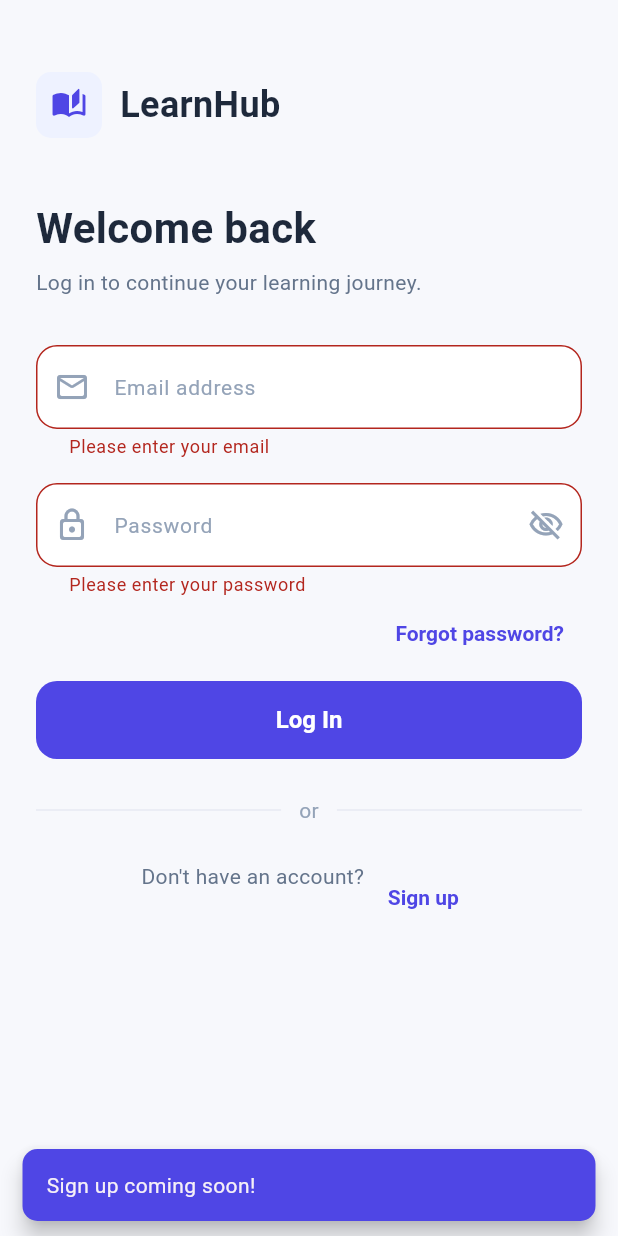
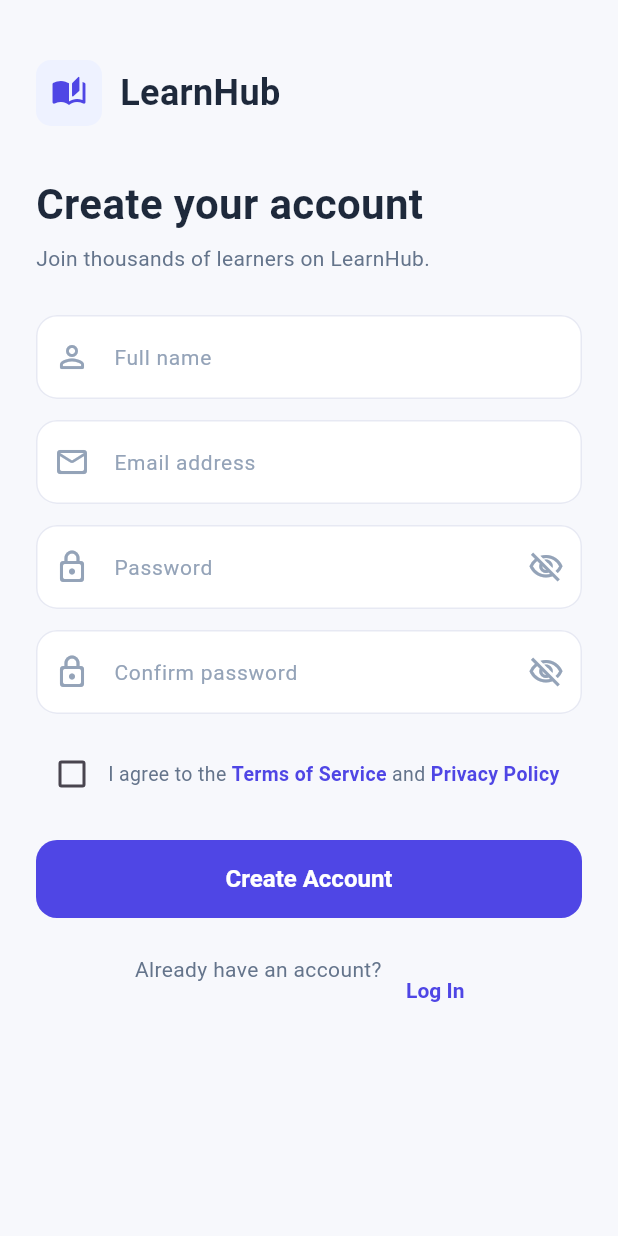
Before and after one commit to kutikantiyashwanth/LearnHub, a Flutter app: the screen it shows after launch, after a tap on "Log In", after a tap on "Sign up", on a phone screen of 412 x 824 dp. Run offline on Flutter 3.47's test engine with Material 3 defaults, Android fonts, the phone set to English and light mode, and no system bars.

Commit message:
feat: add Sign Up screen with full form validation and navigation

```diff
--- a/lib/main.dart
+++ b/lib/main.dart
@@ -4,6 +4,7 @@ import 'screens/home_screen.dart';
 import 'screens/login_screen.dart';
 import 'screens/program_detail_screen.dart';
 import 'screens/program_list_screen.dart';
+import 'screens/signup_screen.dart';
 import 'theme/app_theme.dart';
 
 void main() => runApp(const LearnHubApp());
@@ -22,6 +23,8 @@ class LearnHubApp extends StatelessWidget {
         switch (settings.name) {
           case '/login':
             return _fade(const LoginScreen());
+          case '/signup':
+            return _fade(const SignUpScreen());
           case '/home':
             return _fade(const HomeScreen());
           case '/programs':
--- a/lib/screens/login_screen.dart
+++ b/lib/screens/login_screen.dart
@@ -296,13 +296,6 @@ class _LoginScreenState extends State<LoginScreen> {
   }
 
   void _showSignUp() {
-    ScaffoldMessenger.of(context).showSnackBar(
-      SnackBar(
-        content: const Text('Sign up coming soon!'),
-        backgroundColor: AppColors.primary,
-        behavior: SnackBarBehavior.floating,
-        shape: RoundedRectangleBorder(borderRadius: BorderRadius.circular(10)),
-      ),
-    );
+    Navigator.pushReplacementNamed(context, '/signup');
   }
 }
--- /dev/null
+++ b/lib/screens/signup_screen.dart
@@ -0,0 +1,334 @@
+import 'package:flutter/material.dart';
+
+import '../theme/app_theme.dart';
+import '../utils/responsive.dart';
+
+class SignUpScreen extends StatefulWidget {
+  const SignUpScreen({super.key});
+
+  @override
+  State<SignUpScreen> createState() => _SignUpScreenState();
+}
+
+class _SignUpScreenState extends State<SignUpScreen> {
+  final _formKey = GlobalKey<FormState>();
+  final _nameController = TextEditingController();
+  final _emailController = TextEditingController();
+  final _passwordController = TextEditingController();
+  final _confirmController = TextEditingController();
+  bool _obscurePassword = true;
+  bool _obscureConfirm = true;
+  bool _loading = false;
+  bool _agreeTerms = false;
+
+  @override
+  void dispose() {
+    _nameController.dispose();
+    _emailController.dispose();
+    _passwordController.dispose();
+    _confirmController.dispose();
+    super.dispose();
+  }
+
+  Future<void> _signUp() async {
+    if (!_formKey.currentState!.validate()) return;
+    if (!_agreeTerms) {
+      ScaffoldMessenger.of(context).showSnackBar(
+        SnackBar(
+          content: const Text('Please agree to the Terms & Conditions'),
+          backgroundColor: Colors.red.shade400,
+          behavior: SnackBarBehavior.floating,
+          shape: RoundedRectangleBorder(borderRadius: BorderRadius.circular(10)),
+        ),
+      );
+      return;
+    }
+    setState(() => _loading = true);
+    await Future.delayed(const Duration(milliseconds: 1000));
+    if (!mounted) return;
+    setState(() => _loading = false);
+    // Show success then go to home
+    ScaffoldMessenger.of(context).showSnackBar(
+      SnackBar(
+        content: const Text('🎉 Account created successfully!'),
+        backgroundColor: AppColors.accent,
+        behavior: SnackBarBehavior.floating,
+        shape: RoundedRectangleBorder(borderRadius: BorderRadius.circular(10)),
+      ),
+    );
+    await Future.delayed(const Duration(milliseconds: 800));
+    if (!mounted) return;
+    Navigator.pushReplacementNamed(context, '/home');
+  }
+
+  @override
+  Widget build(BuildContext context) {
+    final isDesktop = Responsive.isDesktop(context);
+    return Scaffold(
+      backgroundColor: AppColors.background,
+      body: SafeArea(
+        child: isDesktop ? _buildDesktopLayout() : _buildMobileLayout(),
+      ),
+    );
+  }
+
+  Widget _buildDesktopLayout() {
+    return Row(
+      children: [
+        Expanded(child: _buildBrandPanel()),
+        Expanded(
+          child: Center(
+            child: ConstrainedBox(
+              constraints: const BoxConstraints(maxWidth: 460),
+              child: SingleChildScrollView(
+                padding: const EdgeInsets.symmetric(vertical: AppSpacing.xxl),
+                child: _buildForm(),
+              ),
+            ),
+          ),
+        ),
+      ],
+    );
+  }
+
+  Widget _buildMobileLayout() {
+    return SingleChildScrollView(
+      padding: const EdgeInsets.all(24),
+      child: Column(
+        crossAxisAlignment: CrossAxisAlignment.start,
+        children: [
+          const SizedBox(height: 16),
+          _buildLogo(),
+          const SizedBox(height: 32),
+          _buildForm(),
+        ],
+      ),
+    );
+  }
+
+  Widget _buildBrandPanel() {
+    return Container(
+      decoration: const BoxDecoration(
+        gradient: LinearGradient(
+          colors: AppColors.heroGradient,
+          begin: Alignment.topLeft,
+          end: Alignment.bottomRight,
+        ),
+      ),
+      padding: const EdgeInsets.all(56),
+      child: Column(
+        mainAxisAlignment: MainAxisAlignment.center,
+        crossAxisAlignment: CrossAxisAlignment.start,
+        children: [
+          Row(
+            children: [
+              Container(
+                width: 44, height: 44,
+                decoration: BoxDecoration(
+                  color: Colors.white.withValues(alpha: 0.15),
+                  borderRadius: BorderRadius.circular(AppRadius.sm),
+                ),
+                child: const Icon(Icons.auto_stories_rounded, color: Colors.white),
+              ),
+              const SizedBox(width: 12),
+              const Text('LearnHub',
+                  style: TextStyle(color: Colors.white, fontSize: 26, fontWeight: FontWeight.bold)),
+            ],
+          ),
+          const SizedBox(height: 32),
+          const Text('Start your learning\njourney today.',
+              style: TextStyle(color: Colors.white, fontSize: 34, height: 1.25, fontWeight: FontWeight.w700)),
+          const SizedBox(height: 16),
+          Text('Create a free account and get access to 200+ expert-led programs.',
+              style: TextStyle(color: Colors.white.withValues(alpha: 0.85), fontSize: 15, height: 1.5)),
+          const SizedBox(height: 40),
+          _buildFeature(Icons.check_circle_rounded, 'Free access to 10+ starter programs'),
+          const SizedBox(height: 14),
+          _buildFeature(Icons.check_circle_rounded, 'Track your progress & earn certificates'),
+          const SizedBox(height: 14),
+          _buildFeature(Icons.check_circle_rounded, 'Learn at your own pace, anytime'),
+        ],
+      ),
+    );
+  }
+
+  Widget _buildFeature(IconData icon, String text) {
+    return Row(
+      children: [
+        Icon(icon, color: Colors.white.withValues(alpha: 0.9), size: 20),
+        const SizedBox(width: 12),
+        Text(text, style: TextStyle(color: Colors.white.withValues(alpha: 0.85), fontSize: 14)),
+      ],
+    );
+  }
+
+  Widget _buildLogo() {
+    return Row(
+      children: [
+        Container(
+          width: 44, height: 44,
+          decoration: BoxDecoration(
+            color: AppColors.primaryLight,
+            borderRadius: BorderRadius.circular(AppRadius.sm),
+          ),
+          child: const Icon(Icons.auto_stories_rounded, color: AppColors.primary),
+        ),
+        const SizedBox(width: 12),
+        const Text('LearnHub',
+            style: TextStyle(fontSize: 24, fontWeight: FontWeight.bold, color: AppColors.textPrimary)),
+      ],
+    );
+  }
+
+  Widget _buildForm() {
+    return Form(
+      key: _formKey,
+      child: Column(
+        crossAxisAlignment: CrossAxisAlignment.start,
+        mainAxisSize: MainAxisSize.min,
+        children: [
+          const Text('Create your account',
+              style: TextStyle(fontSize: 28, fontWeight: FontWeight.bold, color: AppColors.textPrimary)),
+          const SizedBox(height: 6),
+          Text('Join thousands of learners on LearnHub.',
+              style: TextStyle(fontSize: 14, color: AppColors.textSecondary)),
+          const SizedBox(height: 28),
+
+          // Full name
+          TextFormField(
+            controller: _nameController,
+            textCapitalization: TextCapitalization.words,
+            decoration: const InputDecoration(
+              hintText: 'Full name',
+              prefixIcon: Icon(Icons.person_outline_rounded, color: AppColors.textMuted),
+            ),
+            validator: (v) {
+              if (v == null || v.trim().isEmpty) return 'Please enter your name';
+              if (v.trim().length < 2) return 'Name must be at least 2 characters';
+              return null;
+            },
+          ),
+          const SizedBox(height: 14),
+
+          // Email
+          TextFormField(
+            controller: _emailController,
+            keyboardType: TextInputType.emailAddress,
+            decoration: const InputDecoration(
+              hintText: 'Email address',
+              prefixIcon: Icon(Icons.mail_outline_rounded, color: AppColors.textMuted),
+            ),
+            validator: (v) {
+              if (v == null || v.isEmpty) return 'Please enter your email';
+              if (!v.contains('@') || !v.contains('.')) return 'Enter a valid email';
+              return null;
+            },
+          ),
+          const SizedBox(height: 14),
+
+          // Password
+          TextFormField(
+            controller: _passwordController,
+            obscureText: _obscurePassword,
+            decoration: InputDecoration(
+              hintText: 'Password',
+              prefixIcon: const Icon(Icons.lock_outline_rounded, color: AppColors.textMuted),
+              suffixIcon: IconButton(
+                icon: Icon(
+                  _obscurePassword ? Icons.visibility_off_outlined : Icons.visibility_outlined,
+                  color: AppColors.textMuted,
+                ),
+                onPressed: () => setState(() => _obscurePassword = !_obscurePassword),
+              ),
+            ),
+            validator: (v) {
+              if (v == null || v.isEmpty) return 'Please enter a password';
+              if (v.length < 6) return 'Password must be at least 6 characters';
+              return null;
+            },
+          ),
+          const SizedBox(height: 14),
+
+          // Confirm password
+          TextFormField(
+            controller: _confirmController,
+            obscureText: _obscureConfirm,
+            decoration: InputDecoration(
+              hintText: 'Confirm password',
+              prefixIcon: const Icon(Icons.lock_outline_rounded, color: AppColors.textMuted),
+              suffixIcon: IconButton(
+                icon: Icon(
+                  _obscureConfirm ? Icons.visibility_off_outlined : Icons.visibility_outlined,
+                  color: AppColors.textMuted,
+                ),
+                onPressed: () => setState(() => _obscureConfirm = !_obscureConfirm),
+              ),
+            ),
+            validator: (v) {
+              if (v == null || v.isEmpty) return 'Please confirm your password';
+              if (v != _passwordController.text) return 'Passwords do not match';
+              return null;
+            },
+          ),
+          const SizedBox(height: 16),
+
+          // Terms checkbox
+          Row(
+            crossAxisAlignment: CrossAxisAlignment.center,
+            children: [
+              Checkbox(
+                value: _agreeTerms,
+                activeColor: AppColors.primary,
+                onChanged: (v) => setState(() => _agreeTerms = v ?? false),
+              ),
+              Expanded(
+                child: Wrap(
+                  children: [
+                    Text('I agree to the ', style: TextStyle(color: AppColors.textSecondary, fontSize: 13)),
+                    GestureDetector(
+                      onTap: () {},
+                      child: const Text('Terms of Service',
+                          style: TextStyle(color: AppColors.primary, fontSize: 13, fontWeight: FontWeight.w600)),
+                    ),
+                    Text(' and ', style: TextStyle(color: AppColors.textSecondary, fontSize: 13)),
+                    GestureDetector(
+                      onTap: () {},
+                      child: const Text('Privacy Policy',
+                          style: TextStyle(color: AppColors.primary, fontSize: 13, fontWeight: FontWeight.w600)),
+                    ),
+                  ],
+                ),
+              ),
+            ],
+          ),
+          const SizedBox(height: 20),
+
+          // Sign up button
+          ElevatedButton(
+            onPressed: _loading ? null : _signUp,
+            child: _loading
+                ? const SizedBox(height: 20, width: 20,
+                    child: CircularProgressIndicator(color: Colors.white, strokeWidth: 2))
+                : const Text('Create Account'),
+          ),
+          const SizedBox(height: 24),
+
+          // Already have account
+          Center(
+            child: Wrap(
+              alignment: WrapAlignment.center,
+              children: [
+                Text('Already have an account? ',
+                    style: TextStyle(color: AppColors.textSecondary)),
+                TextButton(
+                  onPressed: () => Navigator.pushReplacementNamed(context, '/login'),
+                  child: const Text('Log In'),
+                ),
+              ],
+            ),
+          ),
+        ],
+      ),
+    );
+  }
+}
```
